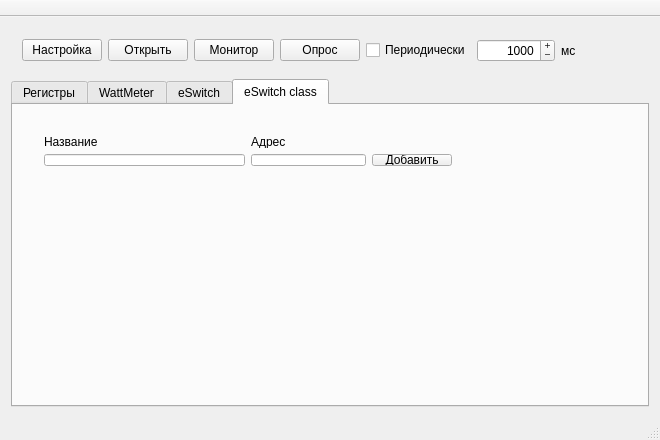
This is mainwindow.ui in dm-urievich/byce_tool as Qt 5 draws it before an edit. The edited form follows.
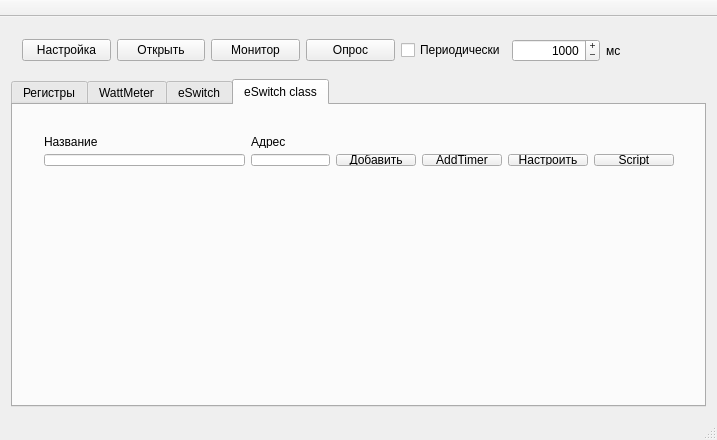
This is the edited form.

Patch:
```diff
--- a/mainwindow.ui
+++ b/mainwindow.ui
@@ -6,7 +6,7 @@
    <rect>
     <x>0</x>
     <y>0</y>
-    <width>656</width>
+    <width>717</width>
     <height>440</height>
    </rect>
   </property>
@@ -972,12 +972,12 @@
        <attribute name="title">
         <string>eSwitch class</string>
        </attribute>
-       <widget class="QWidget" name="">
+       <widget class="QWidget" name="layoutWidget">
         <property name="geometry">
          <rect>
           <x>20</x>
           <y>20</y>
-          <width>430</width>
+          <width>652</width>
           <height>52</height>
          </rect>
         </property>
@@ -1016,6 +1016,27 @@
            </property>
           </widget>
          </item>
+         <item row="1" column="4">
+          <widget class="QPushButton" name="pushButtonConfigureSignals">
+           <property name="text">
+            <string>Настроить</string>
+           </property>
+          </widget>
+         </item>
+         <item row="1" column="3">
+          <widget class="QPushButton" name="pushButtonAddTimer">
+           <property name="text">
+            <string>AddTimer</string>
+           </property>
+          </widget>
+         </item>
+         <item row="1" column="5">
+          <widget class="QPushButton" name="pushButtonStartScript">
+           <property name="text">
+            <string>Script</string>
+           </property>
+          </widget>
+         </item>
         </layout>
        </widget>
       </widget>
```
Left out of the diff: 2 changed lines with no effect on the pictures.
